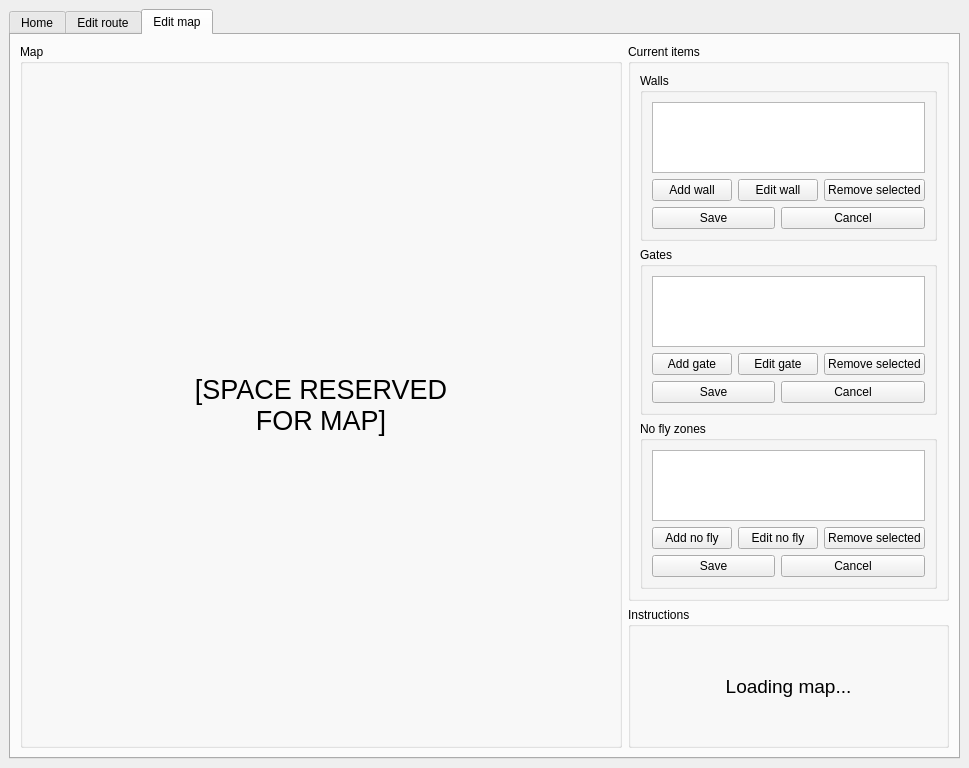
Before: the Qt Designer form hri.ui in dapeef/3yp-sheep-herding, drawn with Qt 5.
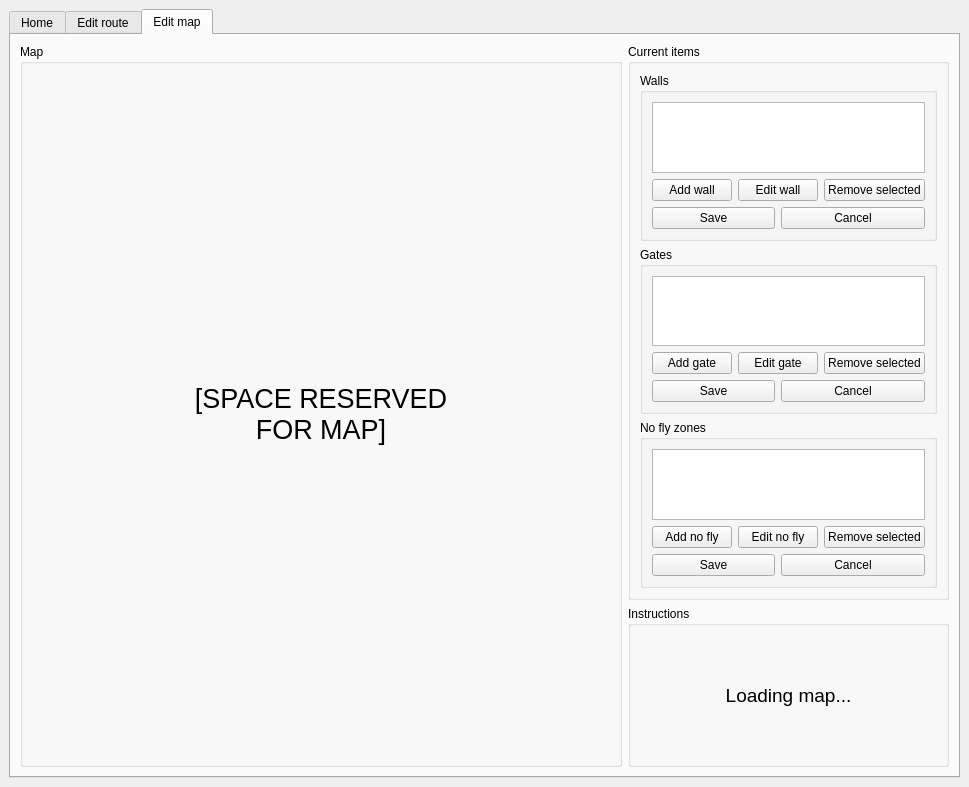
After: the same form once the commit is applied. Icons and pictures are not drawn.

The edit to the form file:
```diff
--- a/hri.ui
+++ b/hri.ui
@@ -750,7 +750,7 @@
                <property name="minimumSize">
                 <size>
                  <width>0</width>
-                 <height>100</height>
+                 <height>120</height>
                 </size>
                </property>
                <property name="styleSheet">
```
